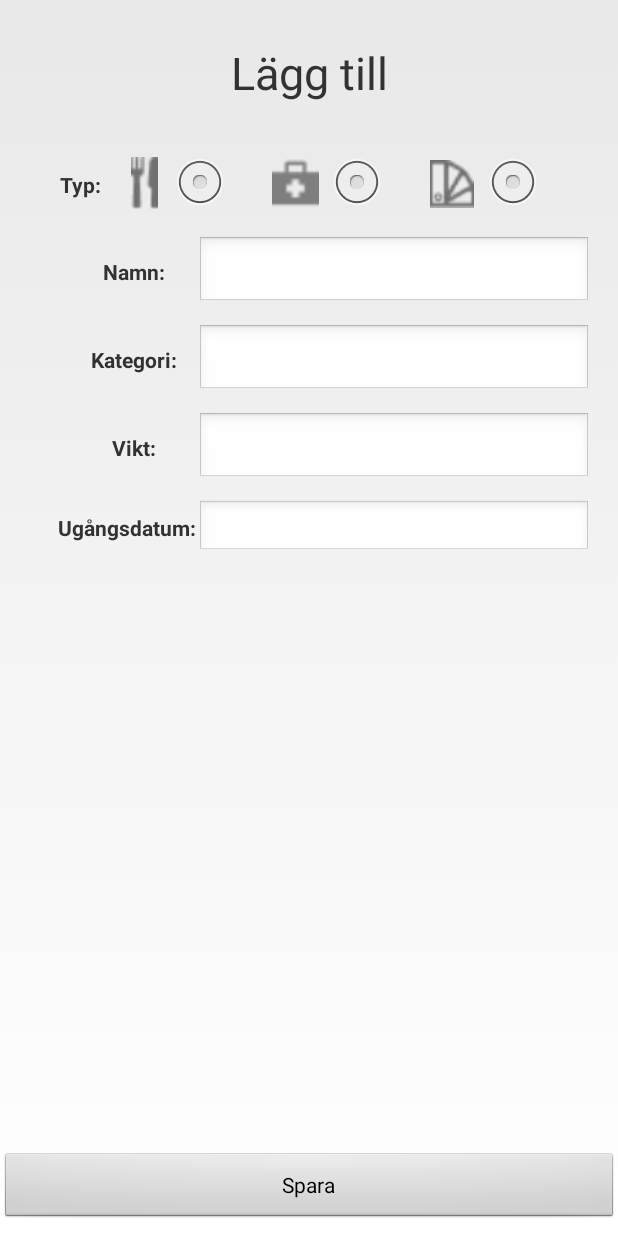
After one commit to juliusbendezu/PVTGRUPP15, an Android app: the layout activity_pantry_add_item_form.xml on its own in the app's theme, with its tools: preview values and no code run, on a phone screen of 412 x 824 dp. The commit adds this screen. Run offline under Robolectric (Android 15) with nearby library versions, the phone set to English and light mode, and no system bars; network calls fail.

Commit message:
add xml form for adding pantryItems

```diff
--- a/android-app/app/src/main/AndroidManifest.xml
+++ b/android-app/app/src/main/AndroidManifest.xml
@@ -19,7 +19,8 @@
         android:supportsRtl="true"
         android:theme="@style/AppTheme"
         android:usesCleartextTraffic="true">
-        <activity android:name=".PantryActivity"></activity>
+        <activity android:name=".PantryAddItemForm"></activity>
+        <activity android:name=".PantryActivity" />
         <activity android:name=".tipsrelated.CreateNewTip" />
         <activity android:name=".CategoryActivity" />
         <activity android:name=".TipsActivity" />
@@ -48,24 +49,27 @@
                 <category android:name="android.intent.category.LAUNCHER" />
             </intent-filter>
         </activity>
-        <meta-data android:name="com.facebook.sdk.ApplicationId"
-            android:value="@string/facebook_app_id"/>
 
-        <activity android:name="com.facebook.FacebookActivity"
-            android:configChanges=
-                "keyboard|keyboardHidden|screenLayout|screenSize|orientation"
+        <meta-data
+            android:name="com.facebook.sdk.ApplicationId"
+            android:value="@string/facebook_app_id" />
+
+        <activity
+            android:name="com.facebook.FacebookActivity"
+            android:configChanges="keyboard|keyboardHidden|screenLayout|screenSize|orientation"
             android:label="@string/app_name" />
         <activity
             android:name="com.facebook.CustomTabActivity"
             android:exported="true">
             <intent-filter>
                 <action android:name="android.intent.action.VIEW" />
+
                 <category android:name="android.intent.category.DEFAULT" />
                 <category android:name="android.intent.category.BROWSABLE" />
+
                 <data android:scheme="@string/fb_login_protocol_scheme" />
             </intent-filter>
         </activity>
-
         <activity android:name=".LoginActivity" />
         <activity android:name=".NewsActivity" />
     </application>
--- a/android-app/app/src/main/java/com/dsv2019/pvt15/prepapp/PantryActivity.java
+++ b/android-app/app/src/main/java/com/dsv2019/pvt15/prepapp/PantryActivity.java
@@ -55,6 +55,8 @@ public class PantryActivity extends Activity {
     }
 
     private void addPantryItem() {
+        startActivity(new Intent(this, PantryAddItemForm.class));
+
         //Show form for adding pantryitem
         //Make a post request using retrofit
         //Refresh to show new item
--- /dev/null
+++ b/android-app/app/src/main/res/layout/activity_pantry_add_item_form.xml
@@ -0,0 +1,228 @@
+<?xml version="1.0" encoding="utf-8"?>
+<android.support.constraint.ConstraintLayout xmlns:android="http://schemas.android.com/apk/res/android"
+    xmlns:app="http://schemas.android.com/apk/res-auto"
+    xmlns:tools="http://schemas.android.com/tools"
+    android:layout_width="match_parent"
+    android:layout_height="match_parent"
+    tools:context=".PantryAddItemForm">
+
+    <ScrollView
+        android:layout_width="0dp"
+        android:layout_height="0dp"
+        android:layout_marginStart="8dp"
+        android:layout_marginTop="8dp"
+        android:layout_marginEnd="8dp"
+        android:layout_marginBottom="8dp"
+        app:layout_constraintBottom_toTopOf="@+id/button2"
+        app:layout_constraintEnd_toEndOf="parent"
+        app:layout_constraintStart_toStartOf="parent"
+        app:layout_constraintTop_toTopOf="parent">
+
+        <LinearLayout
+            android:layout_width="match_parent"
+            android:layout_height="wrap_content"
+            android:orientation="vertical">
+
+            <TextView
+                android:id="@+id/addPantryItemHeader"
+                android:layout_width="match_parent"
+                android:layout_height="wrap_content"
+                android:gravity="center"
+                android:paddingTop="20dp"
+                android:paddingBottom="20dp"
+                android:text="@string/pantry_add_item_header"
+                android:textSize="30sp"
+                app:layout_constraintEnd_toEndOf="parent"
+                app:layout_constraintStart_toStartOf="parent"
+                app:layout_constraintTop_toTopOf="parent" />
+
+            <RadioGroup
+                android:id="@+id/addPantryItemRG"
+                android:layout_width="match_parent"
+                android:layout_height="wrap_content"
+                android:orientation="horizontal"
+                android:paddingLeft="20dp"
+                android:paddingTop="10dp"
+                android:paddingRight="20dp"
+                android:paddingBottom="5dp"
+                android:weightSum="7">
+
+
+                <TextView
+                    android:layout_width="wrap_content"
+                    android:layout_height="wrap_content"
+                    android:layout_weight="1"
+                    android:gravity="center"
+                    android:text="Typ:"
+                    android:textSize="14sp"
+                    android:textStyle="bold" />
+
+                <ImageView
+                    android:layout_width="wrap_content"
+                    android:layout_height="35dp"
+                    android:layout_gravity="center"
+                    android:layout_weight="1"
+                    android:src="@drawable/pantry_fooditem_icon" />
+
+                <RadioButton
+                    android:id="@+id/foodTypeRadio"
+                    android:layout_width="wrap_content"
+                    android:layout_height="wrap_content"
+                    android:layout_weight="1" />
+
+                <ImageView
+                    android:layout_width="wrap_content"
+                    android:layout_height="34dp"
+                    android:layout_gravity="center"
+                    android:layout_weight="1"
+                    android:src="@drawable/pantry_medicine_icon" />
+
+                <RadioButton
+                    android:id="@+id/medicineTypeRadio"
+                    android:layout_width="wrap_content"
+                    android:layout_height="wrap_content"
+                    android:layout_weight="1" />
+
+                <ImageView
+                    android:layout_width="wrap_content"
+                    android:layout_height="32dp"
+                    android:layout_gravity="center"
+                    android:layout_weight="1"
+                    android:src="@drawable/pantry_other_icon" />
+
+                <RadioButton
+                    android:id="@+id/otherTypeRadio"
+                    android:layout_width="wrap_content"
+                    android:layout_height="wrap_content"
+                    android:layout_weight="1" />
+
+            </RadioGroup>
+
+            <LinearLayout
+                android:id="@+id/addNameLayout"
+                android:layout_width="match_parent"
+                android:layout_height="wrap_content"
+                android:orientation="horizontal"
+                android:paddingLeft="10dp"
+                android:paddingTop="5dp"
+                android:paddingRight="10dp"
+                android:paddingBottom="5dp"
+                android:weightSum="1">
+
+                <TextView
+                    android:layout_width="match_parent"
+                    android:layout_height="match_parent"
+                    android:layout_weight="0.7"
+                    android:gravity="center"
+                    android:paddingLeft="30dp"
+                    android:text="Namn:"
+                    android:textStyle="bold" />
+
+                <EditText
+                    android:id="@+id/pantryEditName"
+                    android:layout_width="match_parent"
+                    android:layout_height="wrap_content"
+                    android:layout_weight="0.3"
+                    android:inputType="text" />
+            </LinearLayout>
+
+            <LinearLayout
+                android:id="@+id/addCategoryLayout"
+                android:layout_width="match_parent"
+                android:layout_height="wrap_content"
+                android:orientation="horizontal"
+                android:paddingLeft="10dp"
+                android:paddingTop="5dp"
+                android:paddingRight="10dp"
+                android:paddingBottom="5dp"
+                android:weightSum="1">
+
+                <TextView
+                    android:layout_width="match_parent"
+                    android:layout_height="match_parent"
+                    android:layout_weight="0.7"
+                    android:gravity="center"
+                    android:paddingLeft="30dp"
+                    android:text="Kategori:"
+                    android:textStyle="bold" />
+
+                <EditText
+                    android:id="@+id/pantryEditCategory"
+                    android:layout_width="match_parent"
+                    android:layout_height="wrap_content"
+                    android:layout_weight="0.3"
+                    android:inputType="text" />
+            </LinearLayout>
+
+            <LinearLayout
+                android:id="@+id/addAmountLayout"
+                android:layout_width="match_parent"
+                android:layout_height="wrap_content"
+                android:orientation="horizontal"
+                android:paddingLeft="10dp"
+                android:paddingTop="5dp"
+                android:paddingRight="10dp"
+                android:paddingBottom="5dp"
+                android:weightSum="1">
+
+                <TextView
+                    android:layout_width="match_parent"
+                    android:layout_height="match_parent"
+                    android:layout_weight="0.7"
+                    android:gravity="center"
+                    android:paddingLeft="30dp"
+                    android:text="Vikt:"
+                    android:textStyle="bold" />
+
+                <EditText
+                    android:id="@+id/pantryEditAmount"
+                    android:layout_width="match_parent"
+                    android:layout_height="wrap_content"
+                    android:layout_weight="0.3"
+                    android:inputType="numberSigned" />
+            </LinearLayout>
+
+            <LinearLayout
+                android:id="@+id/addExpiryDateLayout"
+                android:layout_width="match_parent"
+                android:layout_height="47dp"
+                android:orientation="horizontal"
+                android:paddingLeft="10dp"
+                android:paddingTop="5dp"
+                android:paddingRight="10dp"
+                android:paddingBottom="5dp"
+                android:weightSum="1">
+
+                <TextView
+                    android:layout_width="match_parent"
+                    android:layout_height="match_parent"
+                    android:layout_weight="0.7"
+                    android:gravity="center"
+                    android:lines="1"
+                    android:paddingLeft="20dp"
+                    android:text="Ugångsdatum:"
+                    android:textStyle="bold" />
+
+                <EditText
+                    android:id="@+id/pantryEditDate"
+                    android:layout_width="match_parent"
+                    android:layout_height="wrap_content"
+                    android:layout_weight="0.3"
+                    android:inputType="date" />
+
+
+            </LinearLayout>
+
+        </LinearLayout>
+    </ScrollView>
+
+    <Button
+        android:id="@+id/button2"
+        android:layout_width="match_parent"
+        android:layout_height="wrap_content"
+        android:layout_marginBottom="8dp"
+        android:text="Spara"
+        app:layout_constraintBottom_toBottomOf="parent"
+        tools:layout_editor_absoluteX="8dp" />
+
+</android.support.constraint.ConstraintLayout>
--- a/android-app/app/src/main/res/values/strings.xml
+++ b/android-app/app/src/main/res/values/strings.xml
@@ -10,6 +10,9 @@
 
     <!-->activity_pantry<-->
     <string name="pantry_header">Förråd</string>
+
+    <!-->activity_pantry_add_item_form-->
+    <string name="pantry_add_item_header">Lägg till</string>
 
     <!-->activity_tips<-->
     <string name="tips_section_header">Tips &amp; Tricks</string>
```
